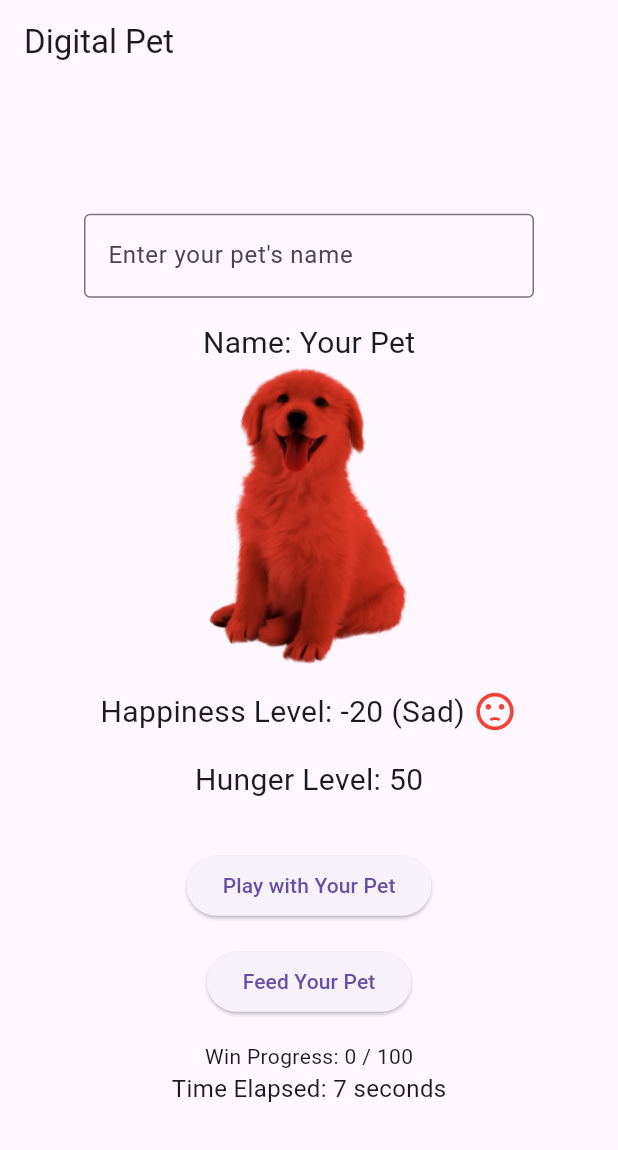
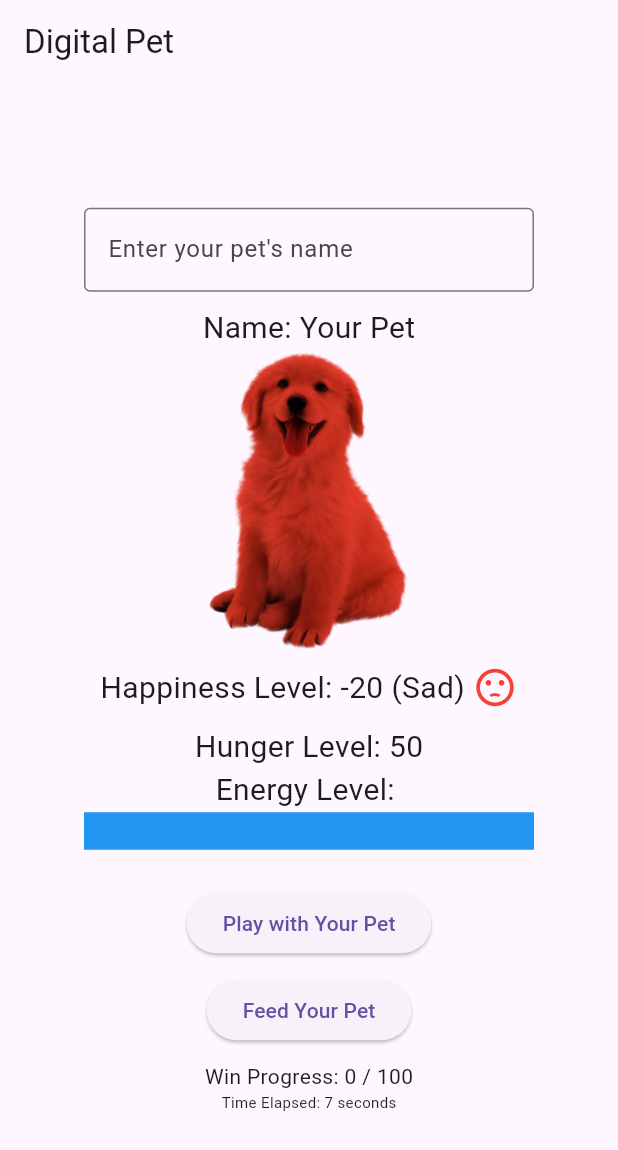
Before and after one commit to TobeyG2003/act5, a Flutter app: the screen it shows after launch, on a phone screen of 412 x 824 dp. Shown: the top 1150 px of the screen. Run offline on Flutter 3.47's test engine with Material 3 defaults, Android fonts, the phone set to English and light mode, and no system bars.

Commit message:
adds energy

```diff
--- a/lib/main.dart
+++ b/lib/main.dart
@@ -20,6 +20,7 @@ class _DigitalPetAppState extends State<DigitalPetApp> {
   String currentLevel = "Neutral";
   int timecounter = 0;
   int wincounter = 0;
+  double energy = 1.0; // Energy level from 0.0 to 1.0
   bool win = false;
   bool gameover = false;
   bool timerstarted = false;
@@ -35,6 +36,8 @@ class _DigitalPetAppState extends State<DigitalPetApp> {
   void _playWithPet() {
     setState(() {
       happinessLevel += 10;
+      energy -= 0.1;
+      if (energy < 0) energy = 0;
       _updateHunger();
     });
   }
@@ -42,6 +45,8 @@ class _DigitalPetAppState extends State<DigitalPetApp> {
   void _feedPet() {
     setState(() {
       hungerLevel -= 10;
+      energy += 0.1;
+      if (energy > 1) energy = 1;
       _updateHappiness();
     });
   }
@@ -91,6 +96,8 @@ class _DigitalPetAppState extends State<DigitalPetApp> {
       timecounter += 1;
       if (timecounter % 30 == 0) {
         _updateHunger();
+        energy += 0.1;
+        if (energy > 1) energy = 1;
       }
       if (hungerLevel >= 100 && happinessLevel <= 10) {
         gameover = true;
@@ -146,7 +153,7 @@ class _DigitalPetAppState extends State<DigitalPetApp> {
               },
             ),
             ),
-            SizedBox(height: 16.0),
+            SizedBox(height: 10.0),
             Text(
               'Name: $petName',
               style: TextStyle(fontSize: 20.0),
@@ -156,7 +163,7 @@ class _DigitalPetAppState extends State<DigitalPetApp> {
               child:
             Image.asset('asset/dog-png-30.png'
                 , height: 200, width: 200),),
-            SizedBox(height: 16.0),
+            SizedBox(height: 10.0),
           Row(
             mainAxisAlignment: MainAxisAlignment.center,
             children: [
@@ -172,26 +179,37 @@ class _DigitalPetAppState extends State<DigitalPetApp> {
                 Icon(Icons.sentiment_dissatisfied, color: Colors.red, size: 30),
             ],
           ),
-            SizedBox(height: 16.0),
+            SizedBox(height: 10.0),
             Text(
               'Hunger Level: $hungerLevel',
               style: TextStyle(fontSize: 20.0),
             ),
-            SizedBox(height: 32.0),
+              Text(
+                'Energy Level: ',
+                style: TextStyle(fontSize: 20.0),
+              ),
+              SizedBox(width: 300, height: 25,
+              child: LinearProgressIndicator(
+      value: energy,
+      backgroundColor: Colors.grey[200],
+      valueColor: AlwaysStoppedAnimation<Color>(Colors.blue),
+   ),
+              ),
+            SizedBox(height: 25.0),
             ElevatedButton(
               onPressed: _playWithPet,
               child: Text('Play with Your Pet'),
             ),
-            SizedBox(height: 16.0),
+            SizedBox(height: 10.0),
             ElevatedButton(
               onPressed: _feedPet,
               child: Text('Feed Your Pet'),
             ),
-            SizedBox(height: 16.0),
+            SizedBox(height: 10.0),
             Text('Win Progress: $wincounter / 100'),
             Text(
               'Time Elapsed: $timecounter seconds',
-              style: TextStyle(fontSize: 16.0),
+              style: TextStyle(fontSize: 10.0),
             ),
               if (gameover && !win)
                 Text('Game Over')
```
